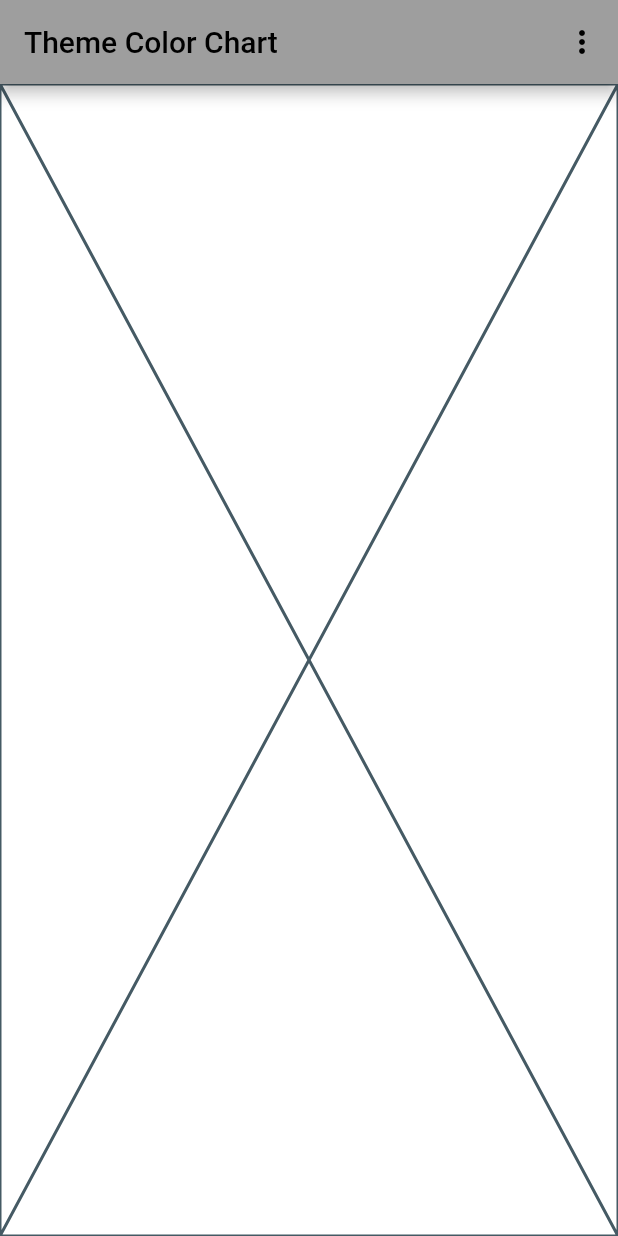
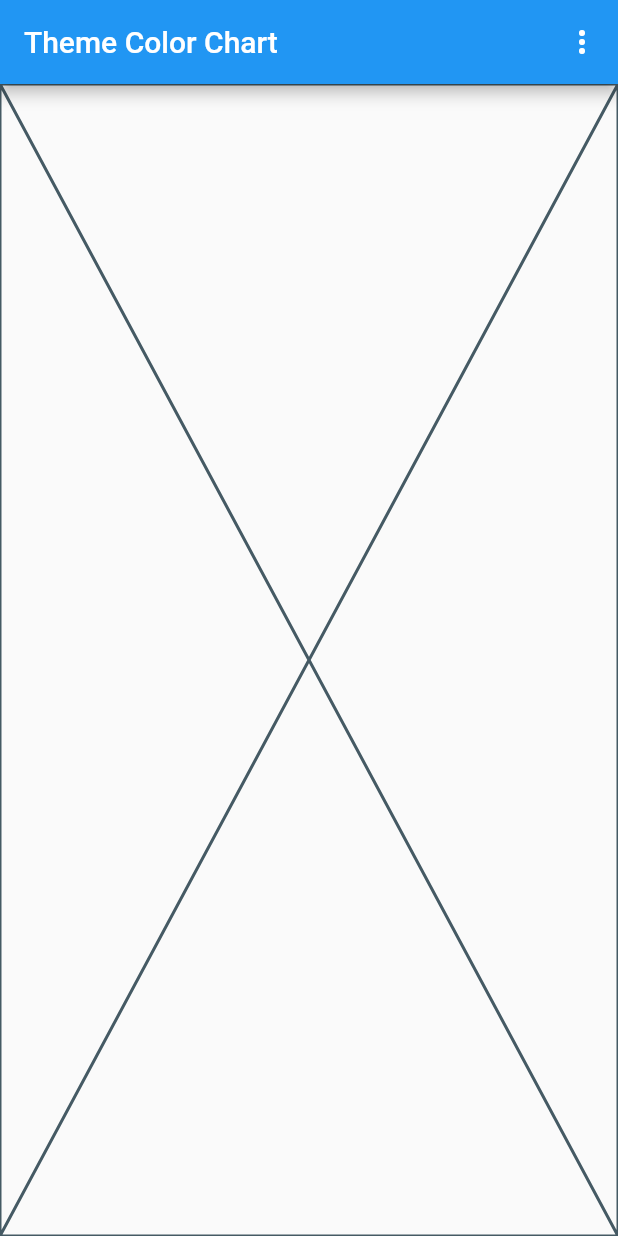
Before and after one commit to GuiRitter/FlutterThemeColorChart, a Flutter app: the screen it shows after launch, on a phone screen of 412 x 824 dp. Run offline on Flutter 3.47's test engine with Material 2 defaults, Android fonts, the light colour scheme and no system bars; our stand-ins replace shared_preferences; generated files the repository leaves out were written again.

Commit message:
added more test themes

```diff
--- a/lib/constants/theme.enum.dart
+++ b/lib/constants/theme.enum.dart
@@ -3,31 +3,48 @@
 enum ThemeEnum {
   dark(
     mode: ThemeMode.dark,
-    isTest: false,
   ),
   light(
     mode: ThemeMode.light,
-    isTest: false,
   ),
   system(
     mode: ThemeMode.system,
-    isTest: false,
   ),
   testDark(
     mode: ThemeMode.dark,
-    isTest: true,
   ),
   testLight(
     mode: ThemeMode.light,
-    isTest: true,
+  ),
+  fromSwatch(
+    mode: ThemeMode.light,
+  ),
+  fromSeedBlack(
+    mode: ThemeMode.light,
+  ),
+  fromSeedWhite(
+    mode: ThemeMode.light,
+  ),
+  defaultLight(
+    mode: ThemeMode.light,
+  ),
+  highContrastLight(
+    mode: ThemeMode.light,
+  ),
+  highContrastDark(
+    mode: ThemeMode.dark,
+  ),
+  defaultDark(
+    mode: ThemeMode.dark,
+  ),
+  fromSwatchDark(
+    mode: ThemeMode.dark,
   );
 
   final ThemeMode mode;
-  final bool isTest;
 
   const ThemeEnum({
     required this.mode,
-    required this.isTest,
   });
 
   ThemeEnum get notTest => ThemeEnum.values.byName(
--- a/lib/main.dart
+++ b/lib/main.dart
@@ -55,15 +55,6 @@
             themeName!,
           );
 
-          if ((!kDebugMode) && theme.isTest) {
-            theme = theme.notTest;
-
-            prefs.setString(
-              settings.theme,
-              theme.name,
-            );
-          }
-
           themeNotifier.value = theme;
         }
       },
@@ -85,22 +76,58 @@
       context: context,
     );
 
+    final themeLightMap = {
+      ThemeEnum.light: themeLight,
+      ThemeEnum.testLight: testThemeLight,
+      ThemeEnum.fromSwatch: ThemeData(
+        colorScheme: ColorScheme.fromSwatch(),
+      ),
+      ThemeEnum.fromSeedBlack: ThemeData(
+        colorScheme: ColorScheme.fromSeed(
+          seedColor: Colors.black,
+        ),
+      ),
+      ThemeEnum.fromSeedWhite: ThemeData(
+        colorScheme: ColorScheme.fromSeed(
+          seedColor: Colors.white,
+        ),
+      ),
+      ThemeEnum.defaultLight: ThemeData(
+        colorScheme: const ColorScheme.light(),
+      ),
+      ThemeEnum.highContrastLight: ThemeData(
+        colorScheme: const ColorScheme.highContrastLight(),
+      ),
+    };
+
+    final themeDarkMap = {
+      ThemeEnum.dark: themeDark,
+      ThemeEnum.testDark: testThemeDark,
+      ThemeEnum.fromSwatch: ThemeData(
+        colorScheme: ColorScheme.fromSwatch(
+          brightness: Brightness.dark,
+        ),
+      ),
+      ThemeEnum.defaultDark: ThemeData(
+        colorScheme: const ColorScheme.dark(),
+      ),
+      ThemeEnum.highContrastDark: ThemeData(
+        colorScheme: const ColorScheme.highContrastDark(),
+      ),
+    };
+
     return ValueListenableBuilder<ThemeEnum>(
       valueListenable: themeNotifier,
       builder: (
         _,
-        themeMode,
+        themeEnum,
         __,
       ) =>
           MaterialApp(
         title: 'Flutter Demo',
-        theme: (kDebugMode && (themeMode == ThemeEnum.testLight))
-            ? testThemeLight
-            : themeLight,
-        darkTheme: (kDebugMode && (themeMode == ThemeEnum.testDark))
-            ? testThemeDark
-            : themeDark,
-        themeMode: themeMode.mode,
+        theme: themeLightMap[themeEnum],
+        darkTheme: themeDarkMap[themeEnum],
+        themeMode: themeEnum.mode,
         // flutter gen-l10n
         localizationsDelegates: AppLocalizations.localizationsDelegates,
         supportedLocales: AppLocalizations.supportedLocales,
--- a/pubspec.yaml
+++ b/pubspec.yaml
@@ -16,7 +16,7 @@
 # https://developer.apple.com/library/archive/documentation/General/Reference/InfoPlistKeyReference/Articles/CoreFoundationKeys.html
 # In Windows, build-name is used as the major, minor, and patch parts
 # of the product and file versions while build-number is used as the build suffix.
-version: 0.0.1+1
+version: 0.0.2+2
 
 environment:
   sdk: '>=3.1.0 <4.0.0'
```
Also changed, not shown: lib/ui/widgets/app_bar.widget.dart (+56 -3 lines).
